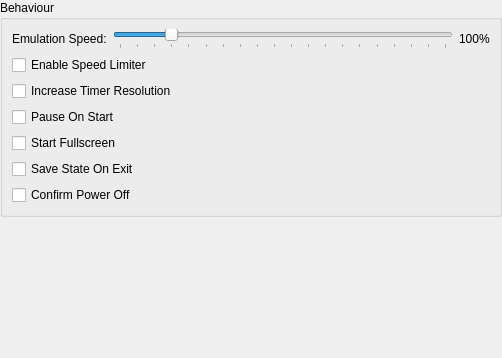
Qt form src/duckstation-qt/generalsettingswidget.ui (kofxi3584karlayang/duckstation) before a commit.
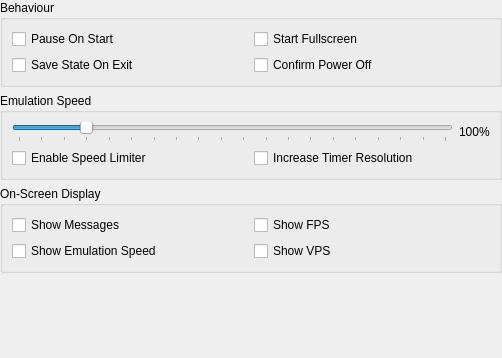
The same form after that commit.

Commit message: Qt: Add OSD options to general settings

Patch:
```diff
--- a/src/duckstation-qt/generalsettingswidget.ui
+++ b/src/duckstation-qt/generalsettingswidget.ui
@@ -27,19 +27,49 @@
     <number>0</number>
    </property>
    <item>
-    <widget class="QGroupBox" name="groupBox_3">
+    <widget class="QGroupBox" name="groupBox_4">
      <property name="title">
       <string>Behaviour</string>
      </property>
-     <layout class="QFormLayout" name="formLayout_3">
-      <item row="3" column="0">
-       <widget class="QLabel" name="label_5">
+     <layout class="QGridLayout" name="formLayout_4">
+      <item row="0" column="0">
+       <widget class="QCheckBox" name="pauseOnStart">
         <property name="text">
-         <string>Emulation Speed:</string>
+         <string>Pause On Start</string>
         </property>
        </widget>
       </item>
-      <item row="3" column="1">
+      <item row="0" column="1">
+       <widget class="QCheckBox" name="startFullscreen">
+        <property name="text">
+         <string>Start Fullscreen</string>
+        </property>
+       </widget>
+      </item>
+      <item row="1" column="0">
+       <widget class="QCheckBox" name="saveStateOnExit">
+        <property name="text">
+         <string>Save State On Exit</string>
+        </property>
+       </widget>
+      </item>
+      <item row="1" column="1">
+       <widget class="QCheckBox" name="confirmPowerOff">
+        <property name="text">
+         <string>Confirm Power Off</string>
+        </property>
+       </widget>
+      </item>
+     </layout>
+    </widget>
+   </item>
+   <item>
+    <widget class="QGroupBox" name="groupBox_3">
+     <property name="title">
+      <string>Emulation Speed</string>
+     </property>
+     <layout class="QGridLayout" name="formLayout_3">
+      <item row="0" column="0" colspan="2">
        <layout class="QHBoxLayout" name="horizontalLayout_2">
         <item>
          <widget class="QSlider" name="emulationSpeed">
@@ -78,45 +108,54 @@
         </item>
        </layout>
       </item>
-      <item row="4" column="0" colspan="2">
+      <item row="1" column="0">
        <widget class="QCheckBox" name="enableSpeedLimiter">
         <property name="text">
          <string>Enable Speed Limiter</string>
         </property>
        </widget>
       </item>
-      <item row="5" column="0" colspan="2">
+      <item row="1" column="1">
        <widget class="QCheckBox" name="increaseTimerResolution">
         <property name="text">
          <string>Increase Timer Resolution</string>
         </property>
        </widget>
       </item>
-      <item row="6" column="0" colspan="2">
-       <widget class="QCheckBox" name="pauseOnStart">
+     </layout>
+    </widget>
+   </item>
+   <item>
+    <widget class="QGroupBox" name="groupBox_5">
+     <property name="title">
+      <string>On-Screen Display</string>
+     </property>
+     <layout class="QGridLayout" name="formLayout_5">
+      <item row="2" column="0">
+       <widget class="QCheckBox" name="showOSDMessages">
         <property name="text">
-         <string>Pause On Start</string>
+         <string>Show Messages</string>
         </property>
        </widget>
       </item>
-      <item row="7" column="0" colspan="2">
-       <widget class="QCheckBox" name="startFullscreen">
+      <item row="2" column="1">
+       <widget class="QCheckBox" name="showFPS">
         <property name="text">
-         <string>Start Fullscreen</string>
+         <string>Show FPS</string>
         </property>
        </widget>
       </item>
-      <item row="8" column="0" colspan="2">
-       <widget class="QCheckBox" name="saveStateOnExit">
+      <item row="3" column="0">
+       <widget class="QCheckBox" name="showSpeed">
         <property name="text">
-         <string>Save State On Exit</string>
+         <string>Show Emulation Speed</string>
         </property>
        </widget>
       </item>
-      <item row="9" column="0" colspan="2">
-       <widget class="QCheckBox" name="confirmPowerOff">
+      <item row="3" column="1">
+       <widget class="QCheckBox" name="showVPS">
         <property name="text">
-         <string>Confirm Power Off</string>
+         <string>Show VPS</string>
         </property>
        </widget>
       </item>
```
The commit also changes 1 other file.
